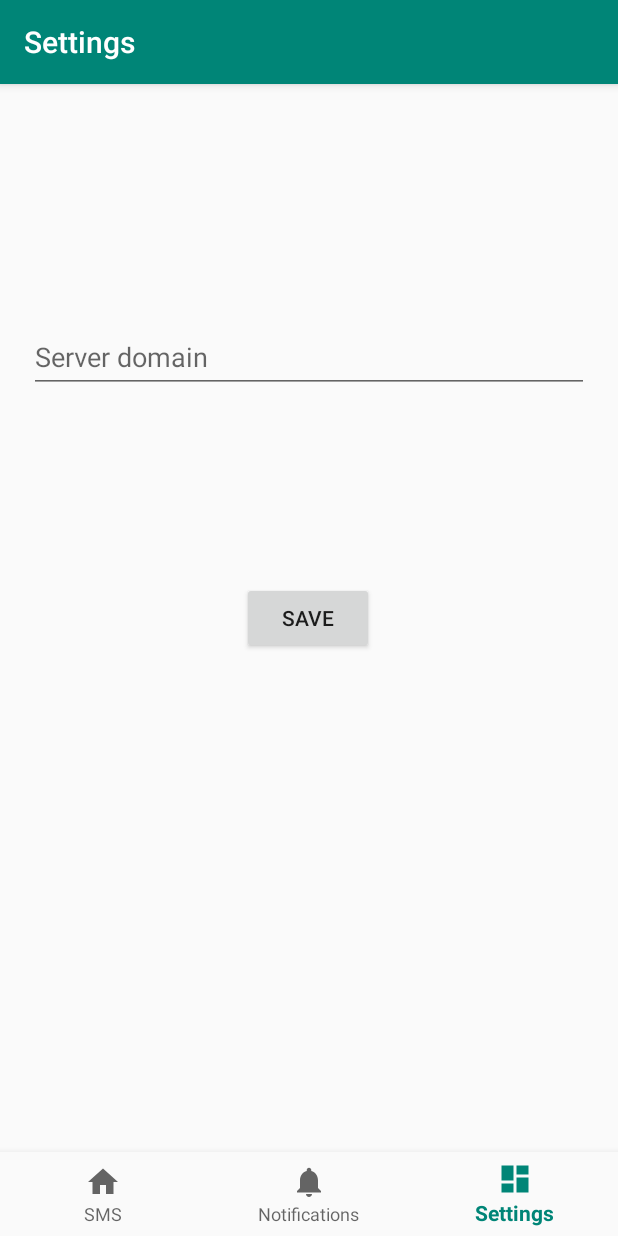
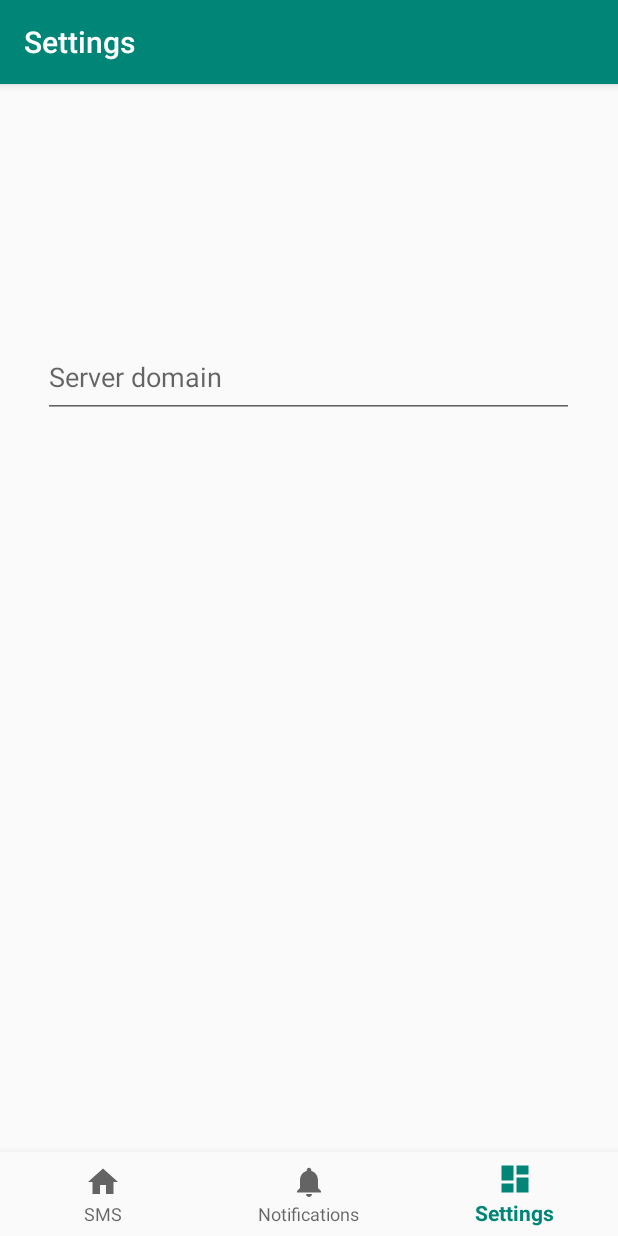
Before and after one commit to hugojcqs/sms, an Android app: the DashboardFragment screen opened through its navigation route, item 3 of the bottom bar chosen, on a phone screen of 412 x 824 dp. Run offline under Robolectric (Android 15) with nearby library versions, the phone set to English and light mode, and no system bars; our stand-ins replace navigation-ui; 3 statements that could not run were skipped.

Commit message:
Getting input URL

```diff
--- a/Android/SoireSMS/app/build.gradle
+++ b/Android/SoireSMS/app/build.gradle
@@ -21,6 +21,7 @@ android {
 
 dependencies {
     implementation fileTree(dir: 'libs', include: ['*.jar'])
+    implementation 'com.android.volley:volley:1.1.0'
     implementation 'androidx.appcompat:appcompat:1.0.2'
     implementation 'com.google.android.material:material:1.0.0'
     implementation 'androidx.constraintlayout:constraintlayout:1.1.3'
--- a/Android/SoireSMS/app/src/main/AndroidManifest.xml
+++ b/Android/SoireSMS/app/src/main/AndroidManifest.xml
@@ -2,6 +2,7 @@
 <manifest xmlns:android="http://schemas.android.com/apk/res/android"
     package="com.example.soireesms">
     <uses-permission android:name="android.permission.READ_SMS"/>
+    <uses-permission android:name="android.permission.INTERNET"/>
 
     <application
         android:allowBackup="true"
--- a/Android/SoireSMS/app/src/main/java/com/example/soireesms/MainActivity.java
+++ b/Android/SoireSMS/app/src/main/java/com/example/soireesms/MainActivity.java
@@ -4,12 +4,18 @@ import android.Manifest;
 import android.app.Activity;
 import android.content.pm.PackageManager;
 import android.os.Bundle;
+import android.text.Editable;
+import android.text.TextWatcher;
 import android.util.Log;
+import android.widget.EditText;
 
 import com.example.soireesms.ui.home.Sms;
 import com.example.soireesms.ui.home.SmsMethods;
 import com.google.android.material.bottomnavigation.BottomNavigationView;
+import com.google.android.material.textfield.TextInputEditText;
+import com.google.android.material.textfield.TextInputLayout;
 
+import androidx.annotation.Nullable;
 import androidx.appcompat.app.AppCompatActivity;
 import androidx.core.app.ActivityCompat;
 import androidx.core.content.ContextCompat;
@@ -23,6 +29,7 @@ import java.util.List;
 public class MainActivity extends AppCompatActivity {
 
     private static final String TAG = "MainActivity";
+    public String url;
 
     @Override
     protected void onCreate(Bundle savedInstanceState) {
@@ -40,7 +47,9 @@ public class MainActivity extends AppCompatActivity {
         NavController navController = Navigation.findNavController(this, R.id.nav_host_fragment);
         NavigationUI.setupActionBarWithNavController(this, navController, appBarConfiguration);
         NavigationUI.setupWithNavController(navView, navController);
+
     }
+
 
     private void verifyPermission(){
         Log.d(TAG, "verifyPermission : checking permissions");
--- a/Android/SoireSMS/app/src/main/java/com/example/soireesms/ui/dashboard/DashboardFragment.java
+++ b/Android/SoireSMS/app/src/main/java/com/example/soireesms/ui/dashboard/DashboardFragment.java
@@ -1,6 +1,9 @@
 package com.example.soireesms.ui.dashboard;
 
 import android.os.Bundle;
+import android.text.Editable;
+import android.text.TextWatcher;
+import android.util.Log;
 import android.view.LayoutInflater;
 import android.view.View;
 import android.view.ViewGroup;
@@ -12,11 +15,14 @@ import androidx.fragment.app.Fragment;
 import androidx.lifecycle.Observer;
 import androidx.lifecycle.ViewModelProviders;
 
+import com.example.soireesms.MainActivity;
 import com.example.soireesms.R;
+import com.google.android.material.textfield.TextInputEditText;
 
 public class DashboardFragment extends Fragment {
 
     private DashboardViewModel dashboardViewModel;
+    private TextInputEditText mUrl;
 
     public View onCreateView(@NonNull LayoutInflater inflater,
                              ViewGroup container, Bundle savedInstanceState) {
@@ -24,6 +30,23 @@ public class DashboardFragment extends Fragment {
                 ViewModelProviders.of(this).get(DashboardViewModel.class);
         View root = inflater.inflate(R.layout.fragment_dashboard, container, false);
 
+        mUrl = root.findViewById(R.id.domainLayout);
+        mUrl.addTextChangedListener(new TextWatcher() {
+            @Override
+            public void beforeTextChanged(CharSequence s, int start, int count, int after) { }
+
+            @Override
+            public void onTextChanged(CharSequence s, int start, int before, int count) { }
+
+            @Override
+            public void afterTextChanged(Editable s) {
+                Log.d("DOMAIN UPDATE", s.toString());
+                MainActivity main = (MainActivity) getActivity();
+                assert main != null;
+                main.url = s.toString();
+            }
+        });
+
         return root;
     }
 }
--- a/Android/SoireSMS/app/src/main/java/com/example/soireesms/ui/home/HomeFragment.java
+++ b/Android/SoireSMS/app/src/main/java/com/example/soireesms/ui/home/HomeFragment.java
@@ -29,6 +29,7 @@ public class HomeFragment extends Fragment {
     @Override
     public void onCreate(@Nullable Bundle savedInstanceState) {
         super.onCreate(savedInstanceState);
+
         messages = new ArrayList<>();
         List<Sms> messagesUnsorted = SmsMethods.getAllSms((Activity) getContext());
 
@@ -38,12 +39,15 @@ public class HomeFragment extends Fragment {
             } // else {continue}
         }
         SmsMethods.bubbleSort(messages);
+
     }
 
     public View onCreateView(@NonNull LayoutInflater inflater,
                              ViewGroup container, Bundle savedInstanceState) {
         homeViewModel = ViewModelProviders.of(this).get(HomeViewModel.class);
         View root = inflater.inflate(R.layout.fragment_home, container, false);
+
+
 
         lView = root.findViewById(R.id.allSMS);
         lAdapter = new ListAdapter(getActivity(), messages);
--- a/Android/SoireSMS/app/src/main/res/layout/fragment_dashboard.xml
+++ b/Android/SoireSMS/app/src/main/res/layout/fragment_dashboard.xml
@@ -5,44 +5,16 @@
     android:layout_width="match_parent"
     android:layout_height="match_parent">
 
-    <TextView
-        android:id="@+id/text_dashboard"
-        android:layout_width="match_parent"
-        android:layout_height="wrap_content"
-        android:layout_marginStart="8dp"
-        android:layout_marginTop="8dp"
-        android:layout_marginEnd="8dp"
-        android:textAlignment="center"
-        android:textSize="20sp"
-        app:layout_constraintEnd_toEndOf="parent"
-        app:layout_constraintStart_toStartOf="parent"
-        app:layout_constraintTop_toTopOf="parent" />
-
-    <com.google.android.material.textfield.TextInputLayout
-        android:id="@+id/textInputLayout"
-        android:layout_width="373dp"
-        android:layout_height="70dp"
+    <com.google.android.material.textfield.TextInputEditText
+        android:id="@+id/domainLayout"
+        android:layout_width="354dp"
+        android:layout_height="54dp"
+        android:hint="@string/server_domain"
         app:layout_constraintBottom_toBottomOf="parent"
         app:layout_constraintEnd_toEndOf="parent"
+        app:layout_constraintHorizontal_bias="0.491"
         app:layout_constraintStart_toStartOf="parent"
-        app:layout_constraintTop_toBottomOf="@+id/text_dashboard"
-        app:layout_constraintVertical_bias="0.097">
-
-        <com.google.android.material.textfield.TextInputEditText
-            android:layout_width="match_parent"
-            android:layout_height="wrap_content"
-            android:hint="@string/server_domain" />
-    </com.google.android.material.textfield.TextInputLayout>
-
-    <Button
-        android:id="@+id/button"
-        android:layout_width="wrap_content"
-        android:layout_height="wrap_content"
-        android:layout_marginTop="112dp"
-        android:text="@string/save"
-        app:layout_constraintEnd_toEndOf="parent"
-        app:layout_constraintHorizontal_bias="0.498"
-        app:layout_constraintStart_toStartOf="parent"
-        app:layout_constraintTop_toBottomOf="@+id/textInputLayout" />
+        app:layout_constraintTop_toTopOf="parent"
+        app:layout_constraintVertical_bias="0.171" />
 
 </androidx.constraintlayout.widget.ConstraintLayout>
```
Also changed, not shown: Android/SoireSMS/app/src/main/java/com/example/soireesms/ui/home/Server.java (added, +77 -0 lines).
